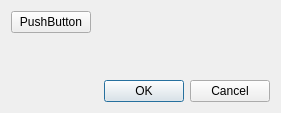
Above: src/qvshortcutdialog.ui from jurplel/qView before the change. Below: the same form after it.
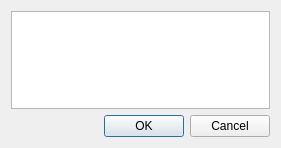
That is the form after the change.

Commit message: Improved code quality of shortcut reading code

Patch:
```diff
--- a/src/qvshortcutdialog.ui
+++ b/src/qvshortcutdialog.ui
@@ -7,7 +7,7 @@
     <x>0</x>
     <y>0</y>
     <width>281</width>
-    <height>113</height>
+    <height>148</height>
    </rect>
   </property>
   <property name="windowTitle">
@@ -15,15 +15,7 @@
   </property>
   <layout class="QVBoxLayout" name="verticalLayout">
    <item>
-    <layout class="QFormLayout" name="formLayout">
-     <item row="0" column="0">
-      <widget class="QPushButton" name="pushButton">
-       <property name="text">
-        <string>PushButton</string>
-       </property>
-      </widget>
-     </item>
-    </layout>
+    <widget class="QListWidget" name="listWidget"/>
    </item>
    <item>
     <widget class="QDialogButtonBox" name="buttonBox">
```
The commit also changes 2 other files.
